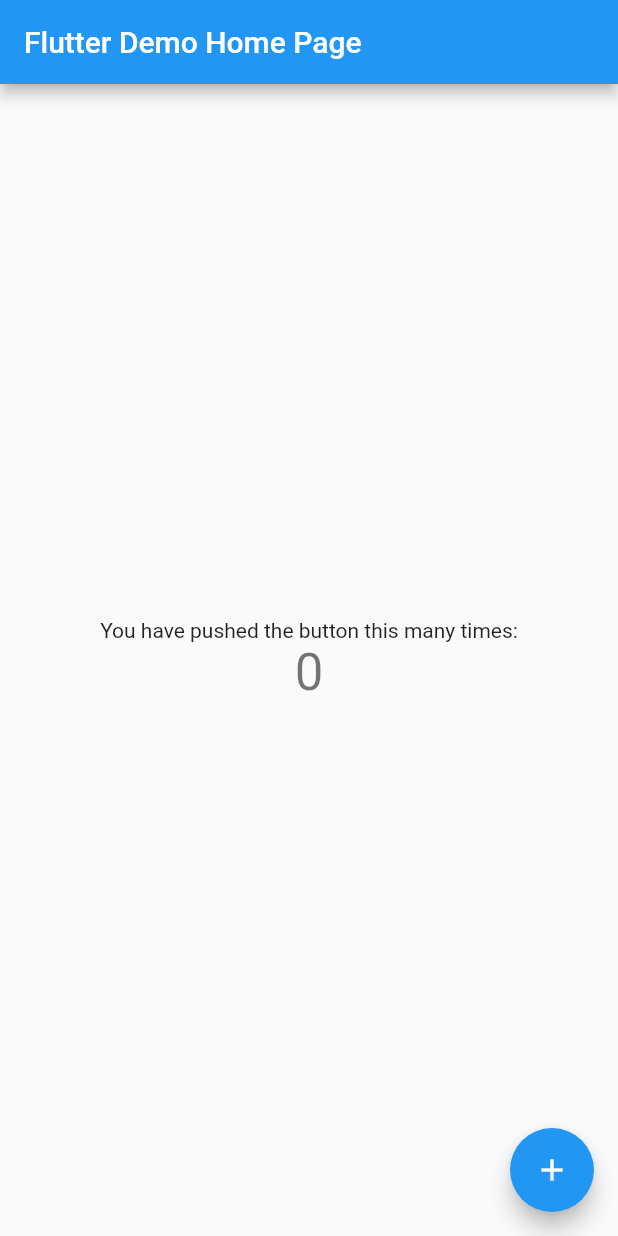
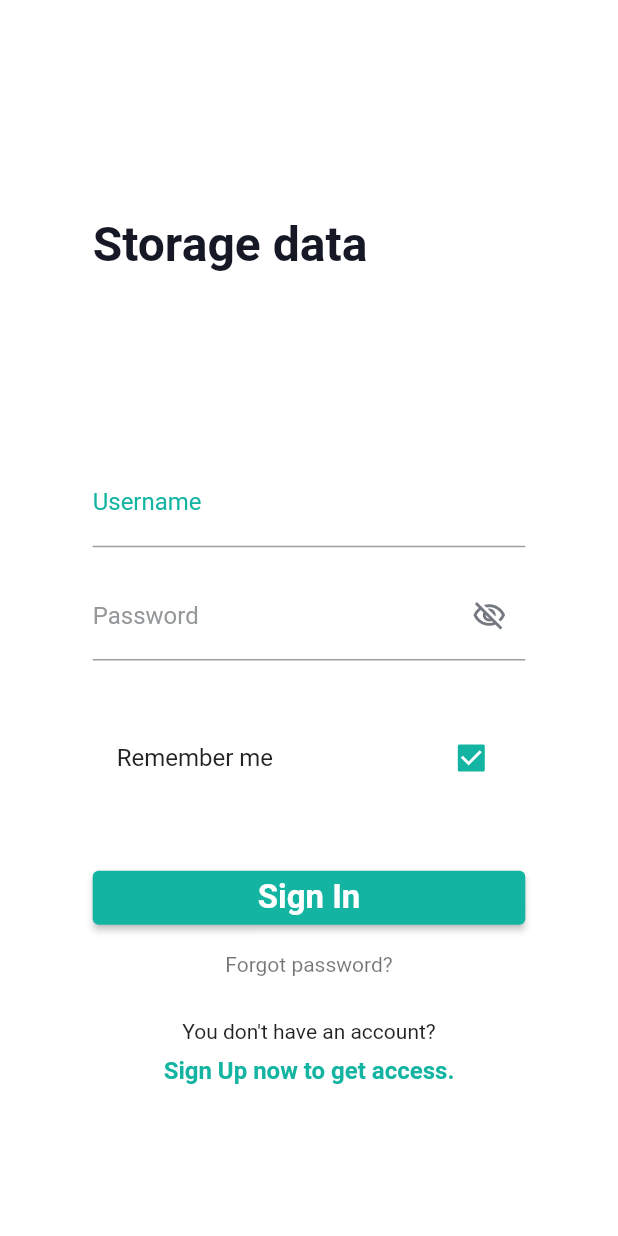
Before and after one commit to jorgeruizUdt/storing_data_flutter, a Flutter app: the screen it shows after launch, on a phone screen of 412 x 824 dp. Run offline on Flutter 3.47's test engine with Material 2 defaults, Android fonts, the phone set to English and light mode, and no system bars; our stand-ins replace flutter_secure_storage.

Commit message:
guardando llaves y vista de login util

```diff
--- a/lib/main.dart
+++ b/lib/main.dart
@@ -1,11 +1,12 @@
 import 'package:flutter/material.dart';
+import 'package:flutter_secure_storage/flutter_secure_storage.dart';
 
 void main() {
   runApp(const MyApp());
 }
 
 class MyApp extends StatelessWidget {
-  const MyApp({super.key});
+  const MyApp({Key? key}) : super(key: key);
 
   // This widget is the root of your application.
   @override
@@ -13,15 +14,6 @@ class MyApp extends StatelessWidget {
     return MaterialApp(
       title: 'Flutter Demo',
       theme: ThemeData(
-        // This is the theme of your application.
-        //
-        // Try running your application with "flutter run". You'll see the
-        // application has a blue toolbar. Then, without quitting the app, try
-        // changing the primarySwatch below to Colors.green and then invoke
-        // "hot reload" (press "r" in the console where you ran "flutter run",
-        // or simply save your changes to "hot reload" in a Flutter IDE).
-        // Notice that the counter didn't reset back to zero; the application
-        // is not restarted.
         primarySwatch: Colors.blue,
       ),
       home: const MyHomePage(title: 'Flutter Demo Home Page'),
@@ -30,16 +22,7 @@ class MyApp extends StatelessWidget {
 }
 
 class MyHomePage extends StatefulWidget {
-  const MyHomePage({super.key, required this.title});
-
-  // This widget is the home page of your application. It is stateful, meaning
-  // that it has a State object (defined below) that contains fields that affect
-  // how it looks.
-
-  // This class is the configuration for the state. It holds the values (in this
-  // case the title) provided by the parent (in this case the App widget) and
-  // used by the build method of the State. Fields in a Widget subclass are
-  // always marked "final".
+  const MyHomePage({Key? key, required this.title}) : super(key: key);
 
   final String title;
 
@@ -48,68 +31,214 @@ class MyHomePage extends StatefulWidget {
 }
 
 class _MyHomePageState extends State<MyHomePage> {
-  int _counter = 0;
+   static const Color primaryColor = Color(0xFF13B5A2);
 
-  void _incrementCounter() {
-    setState(() {
-      // This call to setState tells the Flutter framework that something has
-      // changed in this State, which causes it to rerun the build method below
-      // so that the display can reflect the updated values. If we changed
-      // _counter without calling setState(), then the build method would not be
-      // called again, and so nothing would appear to happen.
-      _counter++;
-    });
+  final GlobalKey<FormState> _formKey = GlobalKey<FormState>();
+  final GlobalKey<ScaffoldState> _scaffoldKey = GlobalKey<ScaffoldState>();
+
+   // Create storage
+  final _storage = const FlutterSecureStorage();
+
+  final TextEditingController _usernameController =
+      TextEditingController(text: "");
+  final TextEditingController _passwordController =
+      TextEditingController(text: "");
+
+  bool passwordHidden = true;
+  bool _savePassword = true;
+
+  // Read values
+  Future<void> _readFromStorage() async {
+    _usernameController.text = await _storage.read(key: "KEY_USERNAME") ?? '';
+    _passwordController.text = await _storage.read(key: "KEY_PASSWORD") ?? '';
+  }
+
+  _onFormSubmit() async {
+    if (_formKey.currentState?.validate() ?? false) {
+      if (_savePassword) {
+        // Write values
+        await _storage.write(key: "KEY_USERNAME", value: _usernameController.text);
+        await _storage.write(key: "KEY_PASSWORD", value: _passwordController.text);
+      }
+    }
+  }
+
+  _onForgotPassword() {}
+
+  _onSignUp() {}
+
+  @override
+  void initState() {
+    super.initState();
+    _readFromStorage();
+  }
+
+  @override
+  void dispose() {
+    super.dispose();
+    _usernameController.dispose();
+    _passwordController.dispose();
   }
 
   @override
   Widget build(BuildContext context) {
-    // This method is rerun every time setState is called, for instance as done
-    // by the _incrementCounter method above.
-    //
-    // The Flutter framework has been optimized to make rerunning build methods
-    // fast, so that you can just rebuild anything that needs updating rather
-    // than having to individually change instances of widgets.
+    var size = MediaQuery.of(context).size;
+
     return Scaffold(
-      appBar: AppBar(
-        // Here we take the value from the MyHomePage object that was created by
-        // the App.build method, and use it to set our appbar title.
-        title: Text(widget.title),
-      ),
-      body: Center(
-        // Center is a layout widget. It takes a single child and positions it
-        // in the middle of the parent.
-        child: Column(
-          // Column is also a layout widget. It takes a list of children and
-          // arranges them vertically. By default, it sizes itself to fit its
-          // children horizontally, and tries to be as tall as its parent.
-          //
-          // Invoke "debug painting" (press "p" in the console, choose the
-          // "Toggle Debug Paint" action from the Flutter Inspector in Android
-          // Studio, or the "Toggle Debug Paint" command in Visual Studio Code)
-          // to see the wireframe for each widget.
-          //
-          // Column has various properties to control how it sizes itself and
-          // how it positions its children. Here we use mainAxisAlignment to
-          // center the children vertically; the main axis here is the vertical
-          // axis because Columns are vertical (the cross axis would be
-          // horizontal).
-          mainAxisAlignment: MainAxisAlignment.center,
-          children: <Widget>[
-            const Text(
-              'You have pushed the button this many times:',
-            ),
-            Text(
-              '$_counter',
-              style: Theme.of(context).textTheme.headline4,
-            ),
-          ],
+      backgroundColor: Colors.white,
+      key: _scaffoldKey,
+      body: SingleChildScrollView(
+        child: Container(
+          width: size.width,
+          padding: EdgeInsets.all(size.width - size.width * .85),
+          alignment: Alignment.center,
+          child: Column(
+            mainAxisAlignment: MainAxisAlignment.start,
+            crossAxisAlignment: CrossAxisAlignment.start,
+            children: [
+              SizedBox(
+                height: size.height * .10,
+              ),
+              const Text(
+                "Storage data",
+                style: TextStyle(
+                    color: Color(0xFF161925),
+                    fontWeight: FontWeight.w600,
+                    fontSize: 32),
+              ),
+              SizedBox(
+                height: size.height * .15,
+              ),
+              Form(
+                key: _formKey,
+                child: Column(
+                  crossAxisAlignment: CrossAxisAlignment.start,
+                  children: [
+                    TextFormField(
+                      decoration: InputDecoration(
+                        labelText: "Username",
+                        labelStyle: const TextStyle(color: primaryColor),
+                        focusedBorder: UnderlineInputBorder(borderRadius: BorderRadius.circular(0), borderSide: const BorderSide(color: primaryColor, width: 2),),
+                      ),
+                      controller: _usernameController,
+                      validator: (value) {
+                        if (value!.isEmpty) {
+                          return 'Required field';
+                        }
+                        return null;
+                      },
+                      textInputAction: TextInputAction.next,
+                      textCapitalization: TextCapitalization.none,
+                      keyboardType: TextInputType.emailAddress,
+                    ),
+                    SizedBox(
+                      height: size.height * .02,
+                    ),
+                    TextFormField(
+                      textInputAction: TextInputAction.done,
+                      validator: (value) {
+                        return value!.isEmpty ? "Required field" : null;
+                      },
+                      decoration: InputDecoration(
+                        labelText: "Password",
+                        labelStyle: const TextStyle(color: Color(0xFF95989A)),
+                        focusedBorder: UnderlineInputBorder(borderRadius: BorderRadius.circular(0), borderSide: const BorderSide(color: primaryColor, width: 2),),
+                        suffixIcon: InkWell(
+                          onTap: () {
+                            setState(() {
+                              passwordHidden = !passwordHidden;
+                            });
+                          },
+                          child: Icon(
+                            passwordHidden
+                                ? Icons.visibility_off_outlined
+                                : Icons.visibility_outlined,
+                            color: const Color(0xff747881),
+                            size: 23,
+                          ),
+                        ),
+                      ),
+                      controller: _passwordController,
+                      obscureText: passwordHidden,
+                      enableSuggestions: false,
+                      toolbarOptions: const ToolbarOptions(
+                        copy: false,
+                        paste: false,
+                        cut: false,
+                        selectAll: false,
+                        //by default all are disabled 'false'
+                      ),
+                    ),
+                  ],
+                ),
+              ),
+              SizedBox(
+                height: size.height * .045,
+              ),
+              CheckboxListTile(
+                value: _savePassword,
+                onChanged: (bool? newValue) {
+                  setState(() {
+                    _savePassword = newValue!;
+                  });
+                },
+                title: const Text("Remember me"),
+                activeColor: primaryColor,
+              ),
+              SizedBox(
+                height: size.height * .05,
+              ),
+              SizedBox(
+                width: size.width,
+                child: ElevatedButton(
+                  onPressed: _onFormSubmit,
+                  child: const Text("Sign In"),
+                  style: ElevatedButton.styleFrom(
+                    primary: primaryColor,
+                    textStyle: const TextStyle(fontSize: 22, fontWeight: FontWeight.bold)
+                  ),
+                ),
+              ),
+              SizedBox(
+                height: size.height * .015,
+              ),
+              Center(
+                child: InkWell(
+                  onTap: _onForgotPassword,
+                  child: const Text(
+                    "Forgot password?",
+                    style: TextStyle(color: Colors.black54, fontSize: 14),
+                    textAlign: TextAlign.center,
+                  ),
+                ),
+              ),
+              SizedBox(
+                height: size.height * .035,
+              ),
+              const Center(
+                child: Text(
+                  "You don't have an account?",
+                  style: TextStyle(fontSize: 14, ),
+                  textAlign: TextAlign.center,
+                ),
+              ),
+              SizedBox(
+                height: size.height * .01,
+              ),
+              Center(
+                child: InkWell(
+                  onTap: _onSignUp,
+                  child: const Text(
+                    "Sign Up now to get access.",
+                    style: TextStyle( color: primaryColor,fontSize: 16, fontWeight: FontWeight.bold),
+                    textAlign: TextAlign.center,
+                  ),
+                ),
+              ),
+            ],
+          ),
         ),
       ),
-      floatingActionButton: FloatingActionButton(
-        onPressed: _incrementCounter,
-        tooltip: 'Increment',
-        child: const Icon(Icons.add),
-      ), // This trailing comma makes auto-formatting nicer for build methods.
     );
   }
 }
--- a/pubspec.yaml
+++ b/pubspec.yaml
@@ -31,6 +31,7 @@ environment:
 dependencies:
   flutter:
     sdk: flutter
+  flutter_secure_storage: ^6.0.0
 
 
   # The following adds the Cupertino Icons font to your application.
```
Also changed, not shown: pubspec.lock, 6 other files.
